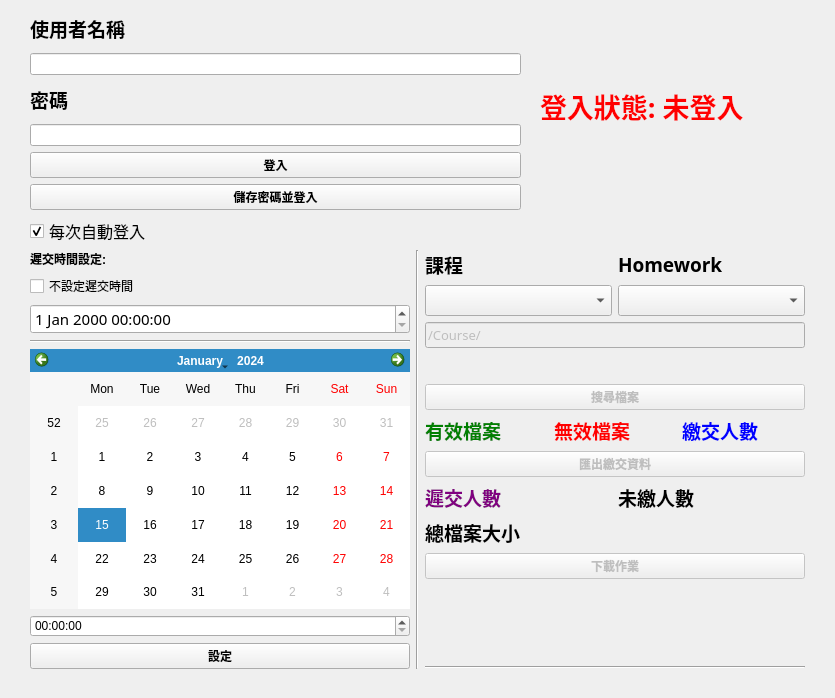
This is ui.ui in EonianCoda/ncku_RLLab_hw_manager as Qt 5 draws it before an edit. The edited form follows.
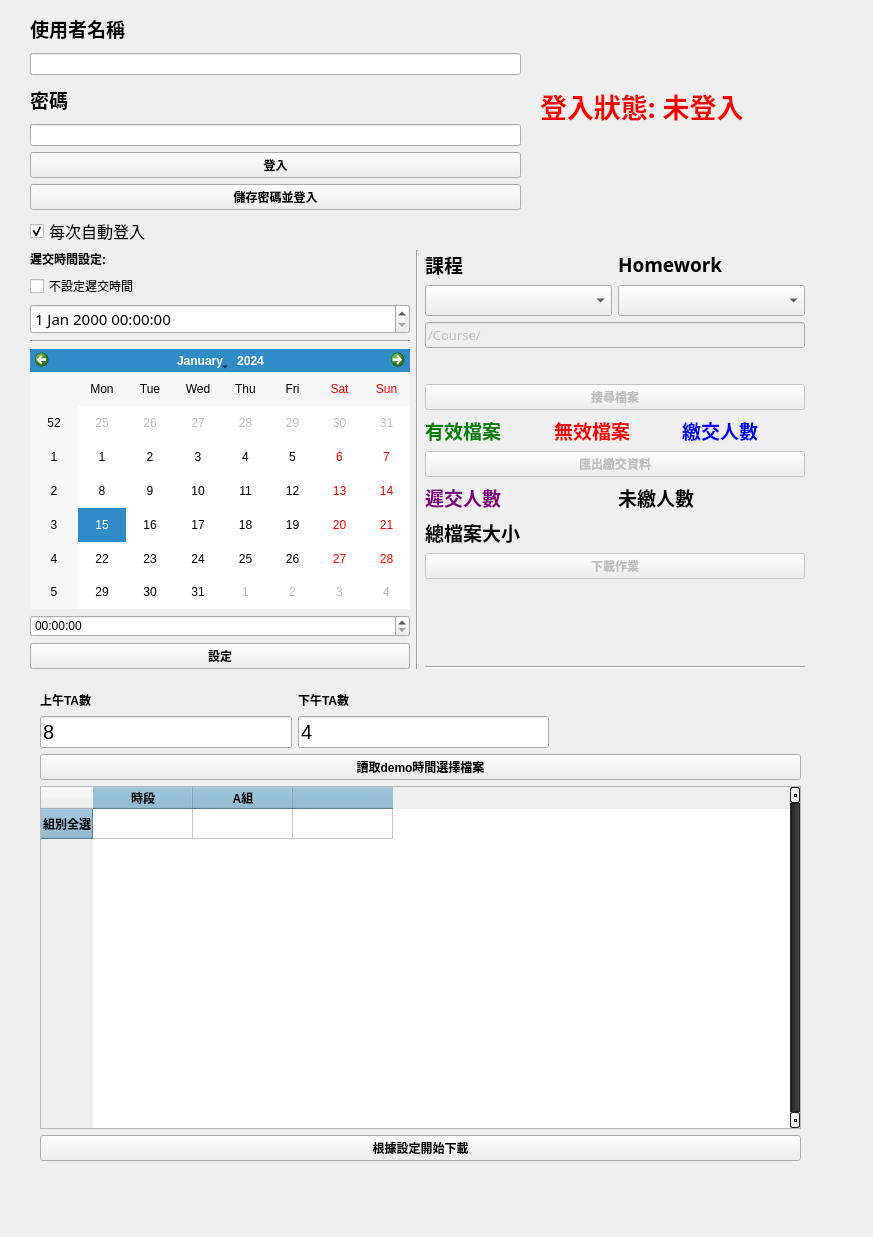
This is the edited form. Icons and pictures are not drawn.

Commit message: update for group data

Diff of the .ui file:
```diff
--- a/ui.ui
+++ b/ui.ui
@@ -6,8 +6,8 @@
    <rect>
     <x>0</x>
     <y>0</y>
-    <width>835</width>
-    <height>698</height>
+    <width>873</width>
+    <height>1237</height>
    </rect>
   </property>
   <property name="sizePolicy">
@@ -33,6 +33,105 @@
 {
 	font: 75 10pt &quot;微軟正黑體&quot;;
 	font-weight: bold;
+}
+QScrollBar::horizontal {
+     border: 1px solid #222222;
+     background: QLinearGradient( x1: 0, y1: 0, x2: 0, y2: 1, stop: 0.0 #121212, stop: 0.2 #282828, stop: 1 #484848);
+     height: 10px;
+     margin: 0px 16px 0 16px;
+}
+
+QScrollBar::handle:horizontal
+{
+      background: QLinearGradient( x1: 0, y1: 0, x2: 0, y2: 1, stop: 0
+      #3282b8, stop: 0.5 #bbe1fa, stop: 1 #3282b8);
+      min-height: 24px;
+      border-radius: 2px;
+}
+
+QScrollBar::add-line:horizontal {
+      border: 1px solid #1b1b19;
+      border-radius: 2px;
+      background: QLinearGradient( x1: 0, y1: 0, x2: 0, y2: 1, stop: 0
+      #3282b8, stop: 1 #bbe1fa);
+      width: 14px;
+      subcontrol-position: right;
+      subcontrol-origin: margin;
+}
+
+QScrollBar::sub-line:horizontal {
+      border: 1px solid #1b1b19;
+      border-radius: 2px;
+      background: QLinearGradient( x1: 0, y1: 0, x2: 0, y2: 1, stop: 0
+      #3282b8, stop: 1 #bbe1fa);
+      width: 14px;
+     subcontrol-position: left;
+     subcontrol-origin: margin;
+}
+
+QScrollBar::right-arrow:horizontal, QScrollBar::left-arrow:horizontal
+{
+      border: 1px solid black;
+      width: 1px;
+      height: 1px;
+      background: white;
+}
+
+QScrollBar::add-page:horizontal, QScrollBar::sub-page:horizontal
+{
+      background: none;
+}
+
+QScrollBar:vertical
+{
+      background: QLinearGradient( x1: 0, y1: 0, x2: 1, y2: 0, stop: 0.0 #121212, stop: 0.2 #282828, stop: 1 #484848);
+      width: 10px;
+      margin: 16px 0 16px 0;
+      border: 1px solid #222222;
+}
+
+QScrollBar::handle:vertical
+{
+      background: QLinearGradient( x1: 0, y1: 0, x2: 1, y2: 0, stop: 0
+      #3282b8, stop: 0.5 #bbe1fa, stop: 1 #3282b8);
+      min-height: 24px;
+      border-radius: 2px;
+}
+
+QScrollBar::add-line:vertical
+{
+      border: 1px solid #1b1b19;
+      border-radius: 2px;
+      background: QLinearGradient( x1: 0, y1: 0, x2: 1, y2: 0, stop: 0
+      #3282b8, stop: 1 #bbe1fa);
+      height: 14px;
+      subcontrol-position: bottom;
+      subcontrol-origin: margin;
+}
+
+QScrollBar::sub-line:vertical
+{
+      border: 1px solid #1b1b19;
+      border-radius: 2px;
+      background: QLinearGradient( x1: 0, y1: 0, x2: 1, y2: 0, stop: 0 #bbe1fa,
+      stop: 1 #3282b8);
+      height: 14px;
+      subcontrol-position: top;
+      subcontrol-origin: margin;
+}
+
+QScrollBar::up-arrow:vertical, QScrollBar::down-arrow:vertical
+{
+      border: 1px solid black;
+      width: 1px;
+      height: 1px;
+      background: white;
+}
+
+
+QScrollBar::add-page:vertical, QScrollBar::sub-page:vertical
+{
+      background: none;
 }</string>
   </property>
   <widget class="QWidget" name="horizontalLayoutWidget_2">
@@ -570,6 +669,130 @@
     <string>登入狀態: 未登入</string>
    </property>
   </widget>
+  <widget class="QWidget" name="verticalLayoutWidget">
+   <property name="geometry">
+    <rect>
+     <x>40</x>
+     <y>690</y>
+     <width>761</width>
+     <height>471</height>
+    </rect>
+   </property>
+   <layout class="QVBoxLayout" name="verticalLayout_3">
+    <item>
+     <layout class="QHBoxLayout" name="horizontalLayout"/>
+    </item>
+    <item>
+     <layout class="QGridLayout" name="gridLayout">
+      <item row="2" column="0">
+       <widget class="QLineEdit" name="am_num_TA_input">
+        <property name="font">
+         <font>
+          <pointsize>15</pointsize>
+          <weight>50</weight>
+          <bold>false</bold>
+         </font>
+        </property>
+        <property name="text">
+         <string>8</string>
+        </property>
+       </widget>
+      </item>
+      <item row="1" column="0">
+       <widget class="QLabel" name="label_4">
+        <property name="text">
+         <string>上午TA數</string>
+        </property>
+       </widget>
+      </item>
+      <item row="2" column="2">
+       <widget class="QLineEdit" name="pm_num_TA_input">
+        <property name="font">
+         <font>
+          <pointsize>15</pointsize>
+         </font>
+        </property>
+        <property name="text">
+         <string>4</string>
+        </property>
+       </widget>
+      </item>
+      <item row="1" column="2">
+       <widget class="QLabel" name="label_5">
+        <property name="text">
+         <string>下午TA數</string>
+        </property>
+       </widget>
+      </item>
+      <item row="1" column="3">
+       <spacer name="horizontalSpacer">
+        <property name="orientation">
+         <enum>Qt::Horizontal</enum>
+        </property>
+        <property name="sizeHint" stdset="0">
+         <size>
+          <width>40</width>
+          <height>20</height>
+         </size>
+        </property>
+       </spacer>
+      </item>
+     </layout>
+    </item>
+    <item>
+     <widget class="QPushButton" name="read_demo_time_file_btn">
+      <property name="text">
+       <string>讀取demo時間選擇檔案</string>
+      </property>
+     </widget>
+    </item>
+    <item>
+     <widget class="QTableWidget" name="set_group_table">
+      <property name="styleSheet">
+       <string notr="true">QHeaderView::section
+{
+	font: 11pt &quot;Times New Roman&quot;;
+	font-weight: bold;
+	padding-right:2ex;
+	padding-left:2ex;
+    background-color:#7FB3D2;
+}
+</string>
+      </property>
+      <property name="verticalScrollBarPolicy">
+       <enum>Qt::ScrollBarAlwaysOn</enum>
+      </property>
+      <row>
+       <property name="text">
+        <string>組別全選</string>
+       </property>
+      </row>
+      <column>
+       <property name="text">
+        <string>時段</string>
+       </property>
+      </column>
+      <column>
+       <property name="text">
+        <string>A組</string>
+       </property>
+      </column>
+      <column>
+       <property name="text">
+        <string/>
+       </property>
+      </column>
+     </widget>
+    </item>
+    <item>
+     <widget class="QPushButton" name="download_hw_from_selection_btn">
+      <property name="text">
+       <string>根據設定開始下載</string>
+      </property>
+     </widget>
+    </item>
+   </layout>
+  </widget>
  </widget>
  <resources/>
  <connections/>
```
The commit also changes 9 other files.
